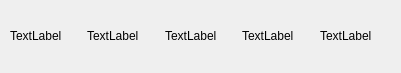
Harry-Chen/OOP-Cash, file ui/billdetailwidget.ui: the form before one commit.
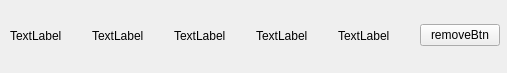
The form after the commit.

Patch:
```diff
--- a/ui/billdetailwidget.ui
+++ b/ui/billdetailwidget.ui
@@ -6,19 +6,19 @@
    <rect>
     <x>0</x>
     <y>0</y>
-    <width>401</width>
+    <width>507</width>
     <height>73</height>
    </rect>
   </property>
   <property name="windowTitle">
    <string>Form</string>
   </property>
-  <widget class="QWidget" name="">
+  <widget class="QWidget" name="layoutWidget">
    <property name="geometry">
     <rect>
      <x>10</x>
      <y>10</y>
-     <width>381</width>
+     <width>490</width>
      <height>51</height>
     </rect>
    </property>
@@ -73,6 +73,13 @@
       </property>
      </widget>
     </item>
+    <item>
+     <widget class="QPushButton" name="removeButton">
+      <property name="text">
+       <string>removeBtn</string>
+      </property>
+     </widget>
+    </item>
    </layout>
   </widget>
  </widget>
```
